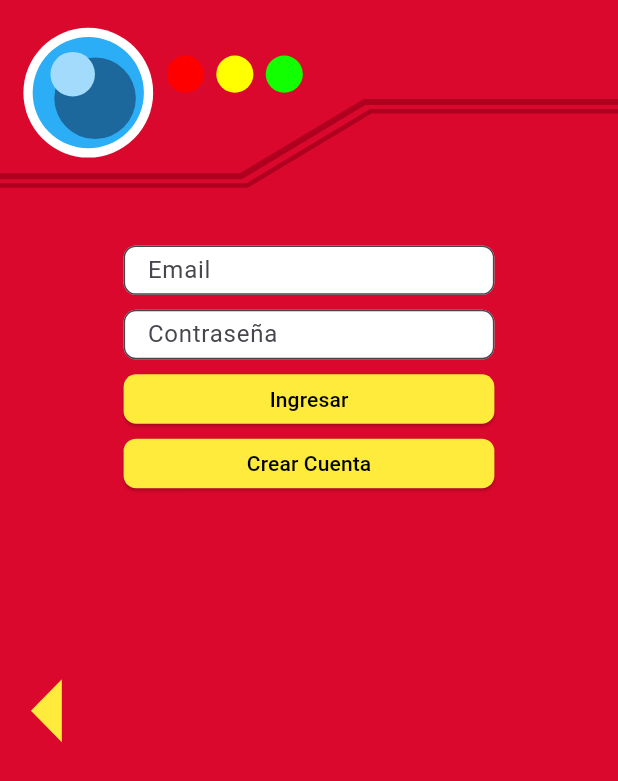
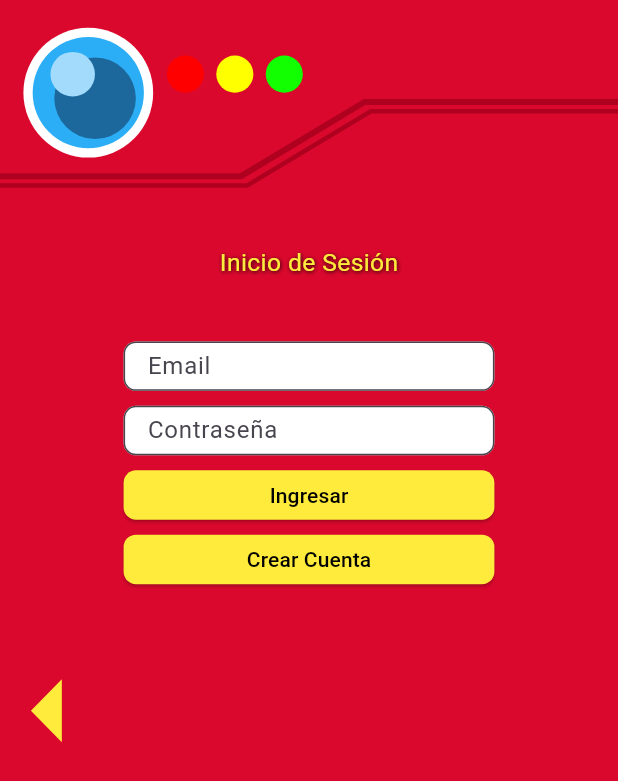
Before and after one commit to AngelFavila/poquidax, a Flutter app: the screen it shows after launch, on a phone screen of 412 x 824 dp. Shown: the top 781 px of the screen. Run offline on Flutter 3.47's test engine with Material 3 defaults, Android fonts, the phone set to English and light mode, and no system bars; our stand-ins replace firebase_auth, firebase_core, fluttertoast; accounts and stored records are empty.

Commit message:
Titulos en Login y Sign Up

```diff
--- a/poquidax/lib/view/session/login_view.dart
+++ b/poquidax/lib/view/session/login_view.dart
@@ -27,13 +27,11 @@ class _LoginViewState extends State<LoginView> {
     return Stack(
 
       children: [
-        // Custom painter with the yellow arrow
         Positioned.fill(
           child: CustomPaint(
             painter: ArrowPainter(),
           ),
         ),
-        // The rest of the content
         Container(
 
           alignment: Alignment.topCenter, // Centers the content inside
@@ -41,6 +39,8 @@ class _LoginViewState extends State<LoginView> {
             mainAxisSize:
                 MainAxisSize.min, // Prevents Column from taking full height
             children: [
+              SizedBox(height: 40),
+              Title(),
               SizedBox(height: 40),
               _emailField(),
               SizedBox(height: 10),
@@ -55,6 +55,23 @@ class _LoginViewState extends State<LoginView> {
       ],
     );
   }
+
+  Text Title() => Text(
+        'Inicio de Sesión',
+        style: TextStyle(
+          fontSize:
+              MediaQuery.of(context).size.width * 0.04,
+          color: Colors.yellow,
+          shadows: [
+            Shadow(
+              blurRadius: 3.0,
+              color: Colors.black,
+              offset: Offset(0.5, 0.5),
+            ),
+          ],
+        ),
+      );
+
 
   // Email Field creado desde factory
   Widget _emailField() {
```
Also changed, not shown: poquidax/lib/view/session/signup_view.dart (+18 -1 lines).
